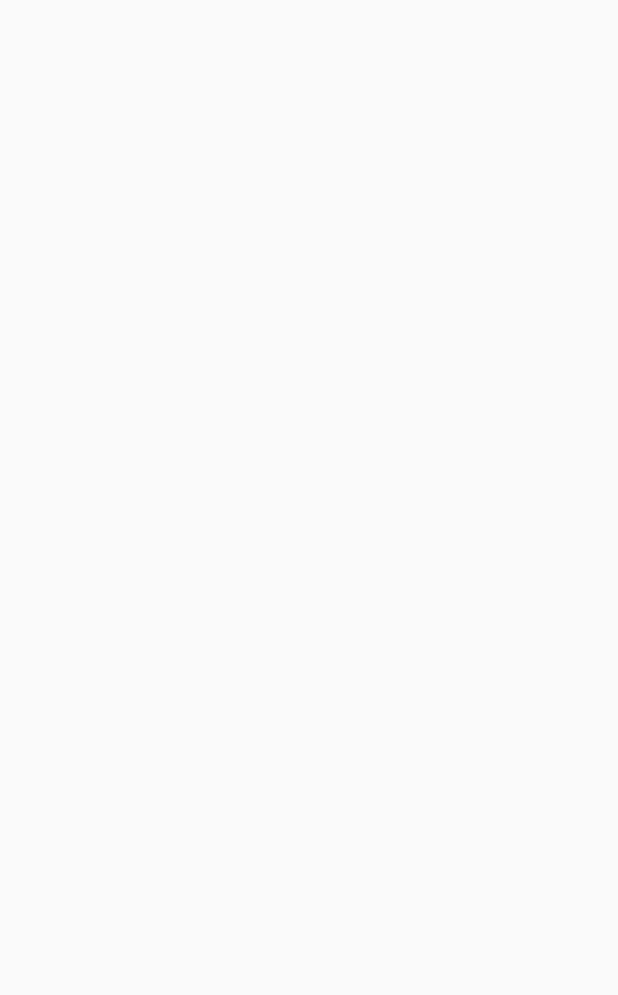
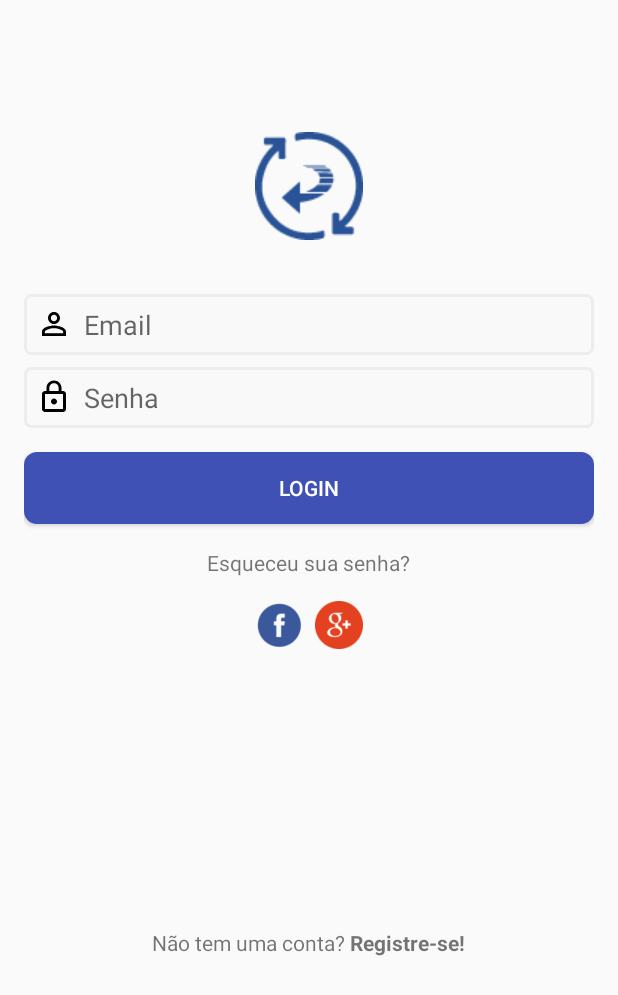
Before and after one commit to LeeoCSL/carrega_ai, an Android app: the screen it shows after launch (MainActivity before the commit, LoginActivity after it), on a phone screen of 412 x 824 dp. Before the commit the part shown is empty. Shown: the top 995 px of the screen. Run offline under Robolectric (Android 15) with nearby library versions, the phone set to English and light mode, and no system bars; our stand-ins replace Firebase (no records; nobody signed in at launch, a user with empty details on screens opened directly).

Commit message:
segundo commit

```diff
--- /dev/null
+++ b/app/src/main/java/br/com/carregai/carregaai/LoginActivity.java
@@ -0,0 +1,77 @@
+package br.com.carregai.carregaai;
+
+import android.app.ProgressDialog;
+import android.content.Intent;
+import android.support.annotation.NonNull;
+import android.support.v7.app.AppCompatActivity;
+import android.os.Bundle;
+import android.support.v7.widget.Toolbar;
+import android.text.TextUtils;
+import android.view.View;
+import android.widget.EditText;
+import android.widget.Toast;
+
+import com.google.android.gms.tasks.OnCompleteListener;
+import com.google.android.gms.tasks.Task;
+import com.google.firebase.auth.AuthResult;
+import com.google.firebase.auth.FirebaseAuth;
+
+public class LoginActivity extends AppCompatActivity {
+
+    private EditText mLogin, mPassword;
+    private ProgressDialog mDialog;
+
+    private FirebaseAuth mAuth;
+
+    @Override
+    protected void onCreate(Bundle savedInstanceState) {
+        super.onCreate(savedInstanceState);
+        setContentView(R.layout.activity_login);
+
+        mAuth = FirebaseAuth.getInstance();
+
+        mDialog = new ProgressDialog(this);
+
+        mLogin = (EditText)findViewById(R.id.input_email);
+        mPassword = (EditText)findViewById(R.id.input_password);
+    }
+
+    public void login(View v){
+
+        String email = mLogin.getText().toString();
+        String password = mPassword.getText().toString();
+
+        if(!TextUtils.isEmpty(email) && !TextUtils.isEmpty(password)){
+
+            mDialog.setTitle("Entrando");
+            mDialog.setMessage("Por favor, espere enquanto fazemos o login.");
+            mDialog.show();
+            mDialog.setCanceledOnTouchOutside(false);
+
+            mAuth.signInWithEmailAndPassword(email, password)
+                    .addOnCompleteListener(new OnCompleteListener<AuthResult>() {
+                        @Override
+                        public void onComplete(@NonNull Task<AuthResult> task) {
+                            if(task.isSuccessful()){
+                                mDialog.dismiss();
+                                Intent mainIntent = new Intent(LoginActivity.this, MainActivity.class);
+                                mainIntent.setFlags(Intent.FLAG_ACTIVITY_NEW_TASK | Intent.FLAG_ACTIVITY_CLEAR_TOP);
+                                startActivity(mainIntent);
+                                finish();
+                            }else{
+                                mDialog.hide();
+                                Toast.makeText(LoginActivity.this, "Ocorreu um erro ao fazer o login. Tente novamente mais tarde.", Toast.LENGTH_LONG).show();
+                            }
+                        }
+                    });
+        }else{
+            Toast.makeText(LoginActivity.this,  "Algum erro ocorreu. Confira os campos e tente novamente.", Toast.LENGTH_LONG).show();
+        }
+
+
+    }
+
+    public void register(View v){
+        startActivity(new Intent(this, RegisterActivity.class));
+    }
+}
--- /dev/null
+++ b/app/src/main/res/drawable/btn_blue.xml
@@ -0,0 +1,15 @@
+<?xml version="1.0" encoding="utf-8"?>
+<shape
+    xmlns:android="http://schemas.android.com/apk/res/android">
+
+    <stroke
+        android:color="@color/colorPrimary"
+        android:width="1dp"/>
+    <padding
+        android:bottom="8dp"
+        android:left="8dp"
+        android:right="8dp"
+        android:top="8dp"/>
+    <solid android:color="@color/colorPrimary"/>
+    <corners android:radius="8dp"/>
+</shape>
--- /dev/null
+++ b/app/src/main/res/drawable/ic_lock_outline_black_24dp.xml
@@ -0,0 +1,9 @@
+<vector xmlns:android="http://schemas.android.com/apk/res/android"
+        android:width="24dp"
+        android:height="24dp"
+        android:viewportWidth="24.0"
+        android:viewportHeight="24.0">
+    <path
+        android:fillColor="#FF000000"
+        android:pathData="M12,17c1.1,0 2,-0.9 2,-2s-0.9,-2 -2,-2 -2,0.9 -2,2 0.9,2 2,2zM18,8h-1L17,6c0,-2.76 -2.24,-5 -5,-5S7,3.24 7,6v2L6,8c-1.1,0 -2,0.9 -2,2v10c0,1.1 0.9,2 2,2h12c1.1,0 2,-0.9 2,-2L20,10c0,-1.1 -0.9,-2 -2,-2zM8.9,6c0,-1.71 1.39,-3.1 3.1,-3.1s3.1,1.39 3.1,3.1v2L8.9,8L8.9,6zM18,20L6,20L6,10h12v10z"/>
+</vector>
--- /dev/null
+++ b/app/src/main/res/drawable/ic_person_outline_black_24dp.xml
@@ -0,0 +1,9 @@
+<vector xmlns:android="http://schemas.android.com/apk/res/android"
+        android:width="24dp"
+        android:height="24dp"
+        android:viewportWidth="24.0"
+        android:viewportHeight="24.0">
+    <path
+        android:fillColor="#FF000000"
+        android:pathData="M12,5.9c1.16,0 2.1,0.94 2.1,2.1s-0.94,2.1 -2.1,2.1S9.9,9.16 9.9,8s0.94,-2.1 2.1,-2.1m0,9c2.97,0 6.1,1.46 6.1,2.1v1.1L5.9,18.1L5.9,17c0,-0.64 3.13,-2.1 6.1,-2.1M12,4C9.79,4 8,5.79 8,8s1.79,4 4,4 4,-1.79 4,-4 -1.79,-4 -4,-4zM12,13c-2.67,0 -8,1.34 -8,4v3h16v-3c0,-2.66 -5.33,-4 -8,-4z"/>
+</vector>
--- /dev/null
+++ b/app/src/main/res/drawable/input_field.xml
@@ -0,0 +1,17 @@
+<?xml version="1.0" encoding="utf-8"?>
+<shape
+    xmlns:android="http://schemas.android.com/apk/res/android">
+
+    <solid
+        android:color="#f9f9f9"/>
+    <padding
+        android:bottom="8dp"
+        android:left="8dp"
+        android:right="8dp"
+        android:top="8dp"/>
+    <stroke
+        android:color="#ededed"
+        android:width="2dp"/>
+    <corners
+        android:radius="4dp"/>
+</shape>
--- /dev/null
+++ b/app/src/main/res/layout/activity_login.xml
@@ -0,0 +1,105 @@
+<?xml version="1.0" encoding="utf-8"?>
+<RelativeLayout
+    xmlns:android="http://schemas.android.com/apk/res/android"
+    xmlns:app="http://schemas.android.com/apk/res-auto"
+    xmlns:tools="http://schemas.android.com/tools"
+    android:layout_width="match_parent"
+    android:layout_height="match_parent"
+    android:padding="16dp"
+    tools:context="br.com.carregai.carregaai.LoginActivity">
+
+    <ImageView
+        android:id="@+id/logo_main"
+        android:layout_marginTop="72dp"
+        android:layout_centerHorizontal="true"
+        android:src="@mipmap/logo_final_azul"
+        android:layout_width="wrap_content"
+        android:layout_height="wrap_content" />
+
+    <EditText
+        android:drawableLeft="@drawable/ic_person_outline_black_24dp"
+        android:drawablePadding="8dp"
+        android:maxLines="1"
+        android:background="@drawable/input_field"
+        android:id="@+id/input_email"
+        android:layout_marginTop="36dp"
+        android:layout_below="@+id/logo_main"
+        android:hint="Email"
+        android:layout_width="match_parent"
+        android:layout_height="wrap_content" />
+
+    <EditText
+        android:drawableLeft="@drawable/ic_lock_outline_black_24dp"
+        android:background="@drawable/input_field"
+        android:maxLines="1"
+        android:drawablePadding="8dp"
+        android:id="@+id/input_password"
+        android:layout_marginTop="8dp"
+        android:layout_width="match_parent"
+        android:layout_height="wrap_content"
+        android:hint="Senha"
+        android:layout_below="@+id/input_email"/>
+
+    <Button
+        android:id="@+id/btn_login"
+        android:layout_marginTop="16dp"
+        android:background="@drawable/btn_blue"
+        android:textColor="#ffffff"
+        android:onClick="login"
+        android:text="Login"
+        android:layout_below="@+id/input_password"
+        android:layout_width="match_parent"
+        android:layout_height="wrap_content" />
+
+    <TextView
+        android:id="@+id/txt_esqueceu_senha"
+        android:layout_centerHorizontal="true"
+        android:layout_below="@+id/btn_login"
+        android:layout_marginTop="16dp"
+        android:text="Esqueceu sua senha?"
+        android:layout_width="wrap_content"
+        android:layout_height="wrap_content" />
+
+    <LinearLayout
+        android:id="@+id/list_icons"
+        android:layout_marginTop="16dp"
+        android:gravity="center"
+        android:layout_below="@+id/txt_esqueceu_senha"
+        android:orientation="horizontal"
+        android:layout_width="match_parent"
+        android:layout_height="wrap_content">
+
+        <ImageView
+            android:src="@mipmap/ic_facebook"
+            android:layout_width="32dp"
+            android:layout_height="32dp" />
+
+        <ImageView
+            android:layout_marginLeft="8dp"
+            android:src="@mipmap/ic_google"
+            android:layout_width="32dp"
+            android:layout_height="32dp" />
+    </LinearLayout>
+
+    <LinearLayout
+        android:layout_alignParentBottom="true"
+        android:layout_marginTop="16dp"
+        android:gravity="center"
+        android:orientation="horizontal"
+        android:layout_below="@+id/list_icons"
+        android:layout_width="match_parent"
+        android:layout_height="wrap_content">
+
+        <TextView
+            android:text="Não tem uma conta? "
+            android:layout_width="wrap_content"
+            android:layout_height="wrap_content" />
+
+        <TextView
+            android:onClick="register"
+            android:textStyle="bold"
+            android:text="Registre-se!"
+            android:layout_width="wrap_content"
+            android:layout_height="wrap_content" />
+    </LinearLayout>
+</RelativeLayout>
--- a/build.gradle
+++ b/build.gradle
@@ -6,7 +6,7 @@ buildscript {
     }
     dependencies {
         classpath 'com.android.tools.build:gradle:2.3.3'
-
+        classpath 'com.google.gms:google-services:3.1.0'
         // NOTE: Do not place your application dependencies here; they belong
         // in the individual module build.gradle files
     }
```
Also changed, not shown: app/build.gradle (+9 -4 lines), app/src/main/AndroidManifest.xml (+6 -3 lines), app/src/main/java/br/com/carregai/carregaai/MainActivity.java (+49 -0 lines), app/src/main/java/br/com/carregai/carregaai/RegisterActivity.java (added, +75 -0 lines), app/src/main/res/layout/activity_main.xml (+5 -5 lines), app/src/main/res/layout/activity_register.xml (added, +81 -0 lines), app/src/main/res/layout/app_bar.xml (added, +10 -0 lines), app/src/main/res/menu/menu.xml (added, +16 -0 lines), app/src/main/res/mipmap-mdpi/ic_facebook.png (added), app/src/main/res/mipmap-mdpi/ic_google.png (added), app/src/main/res/mipmap-mdpi/logo_final_azul.png (added), 1 other file.
